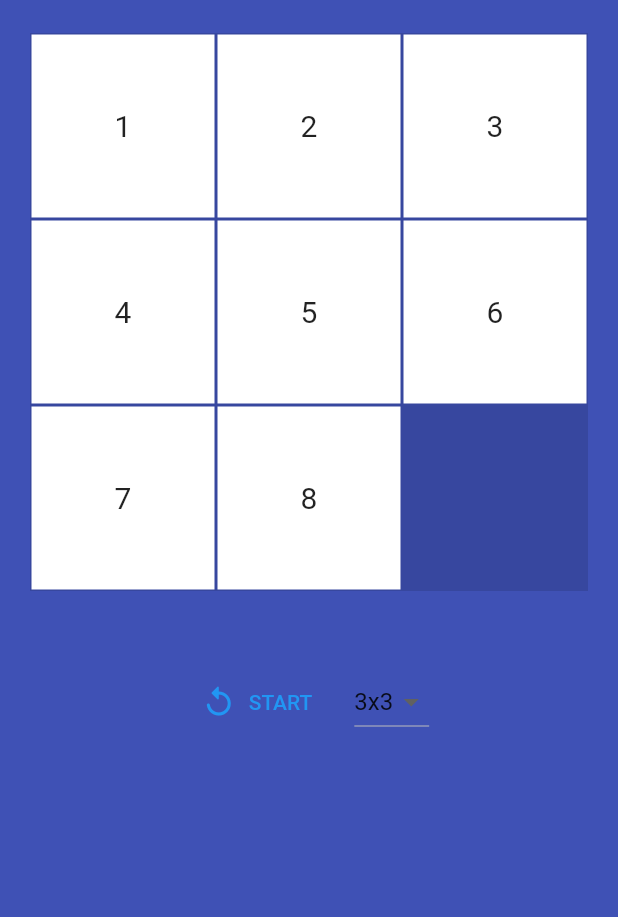
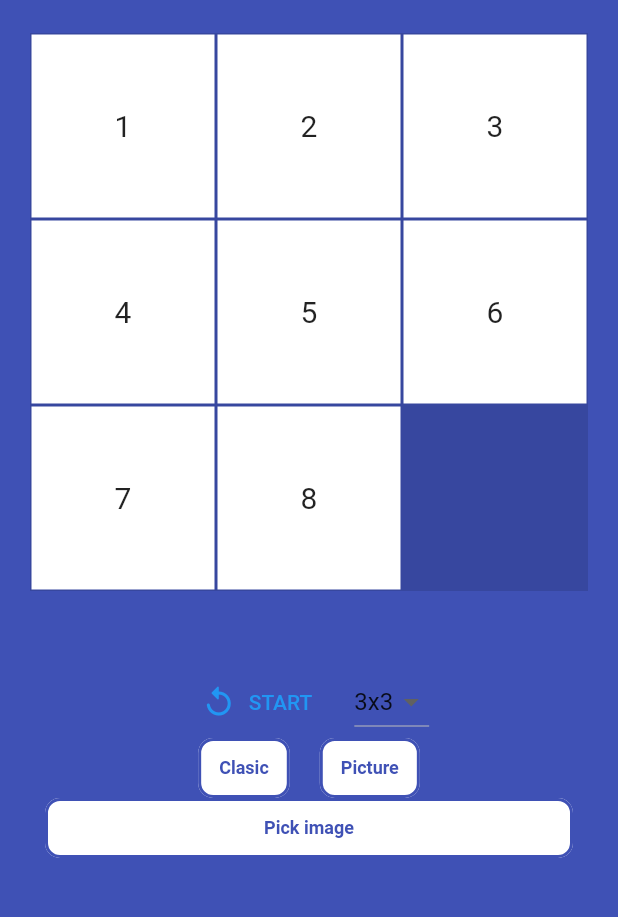
Before and after one commit to MichelVarela/flutter_puzzle_web, a Flutter app: the GameScreenSmall screen opened directly, on a phone screen of 412 x 824 dp, the part 33-950 px from its top. Run offline on Flutter 3.47's test engine with Material 2 defaults, Android fonts, the phone set to English and light mode, and no system bars; our stand-ins replace equatable, flutter_hooks, go_router, hooks_riverpod, image_picker, url_strategy.

```diff
--- a/lib/src/screens/game/game_screen_small.dart
+++ b/lib/src/screens/game/game_screen_small.dart
@@ -1,8 +1,4 @@
 import 'package:flutter/material.dart';
-import 'package:my_app/src/controllers/game_state.dart';
-import 'package:my_app/src/widgets/button_outlined.dart';
-import 'package:provider/provider.dart';
-import '../../controllers/game_controller.dart';
 import '../../widgets/game_buttons.dart';
 import '../../widgets/puzzle_interactor.dart';
 import '../../widgets/time_and_moves.dart';
@@ -12,30 +8,22 @@ class GameScreenSmall extends StatelessWidget {
 
   @override
   Widget build(BuildContext context) {
-    final controller = context.watch<GameController>();
-
     return Scaffold(
       backgroundColor: const Color.fromRGBO(63, 81, 181, 1),
       body: SafeArea(
         child: SingleChildScrollView(
           child: Column(
             mainAxisAlignment: MainAxisAlignment.center,
-            children: [
-              const TimeAndMoves(),
-              const Padding(
+            children: const [
+              TimeAndMoves(),
+              Padding(
                 padding: EdgeInsets.all(20.0),
                 child: AspectRatio(
                   aspectRatio: 1,
                   child: PuzzleInteractor(),
                 ),
               ),
-              const GameButtons(),
-              ButtonOutlined(
-                  name: 'Type-picture',
-                  onTap: () => controller.changeType(GameType.picture)),
-              ButtonOutlined(
-                  name: 'Type-clasic',
-                  onTap: () => controller.changeType(GameType.clasic))
+              GameButtons(),
             ],
           ),
         ),
--- /dev/null
+++ b/lib/src/utils/get_image.dart
@@ -0,0 +1,11 @@
+import 'package:flutter/material.dart';
+import 'package:image_picker/image_picker.dart';
+
+Future<void> getImage() async {
+  final ImagePicker picker = ImagePicker();
+  XFile? image = await picker.pickImage(source: ImageSource.gallery);
+
+  if (image == null) return;
+  final img = Image.memory(await image.readAsBytes());
+  print(img);
+}
--- a/lib/src/widgets/button_outlined.dart
+++ b/lib/src/widgets/button_outlined.dart
@@ -18,7 +18,7 @@ class ButtonOutlined extends StatelessWidget {
         fontSize: 12.0, fontWeight: FontWeight.bold, color: AppThemes.primary);
 
     return Material(
-      color: Colors.transparent,
+      color: Colors.white,
       borderRadius: BorderRadius.circular(10.0),
       child: InkWell(
         onTap: () => onTap(),
--- a/lib/src/widgets/game_buttons.dart
+++ b/lib/src/widgets/game_buttons.dart
@@ -3,6 +3,8 @@ import 'package:provider/provider.dart';
 
 import '../controllers/game_controller.dart';
 import '../controllers/game_state.dart';
+import '../utils/get_image.dart';
+import 'button_outlined.dart';
 
 class GameButtons extends StatelessWidget {
   const GameButtons({Key? key}) : super(key: key);
@@ -10,11 +12,13 @@ class GameButtons extends StatelessWidget {
   @override
   Widget build(BuildContext context) {
     final controller = context.watch<GameController>();
+    final state = controller.state;
 
-    final state = controller.state;
     return Padding(
       padding: const EdgeInsets.all(30.0),
-      child: Row(
+      child: Column(
+        children: [
+          Row(
             mainAxisAlignment: MainAxisAlignment.center,
             children: [
               TextButton.icon(
@@ -47,6 +51,21 @@ class GameButtons extends StatelessWidget {
                 ),
             ],
           ),
+          Row(
+            mainAxisAlignment: MainAxisAlignment.center,
+            children: [
+              ButtonOutlined(
+                  name: 'Clasic',
+                  onTap: () => controller.changeType(GameType.clasic)),
+              const SizedBox(width: 20.0),
+              ButtonOutlined(
+                  name: 'Picture',
+                  onTap: () => controller.changeType(GameType.picture)),
+            ],
+          ),
+          ButtonOutlined(name: 'Pick image', onTap: () => getImage()),
+        ],
+      ),
     );
   }
 }
--- a/pubspec.yaml
+++ b/pubspec.yaml
@@ -41,6 +41,9 @@ dependencies:
   hooks_riverpod: ^2.1.3
   equatable: ^2.0.5
   provider: ^6.0.5
+  image: ^4.0.12
+  image_picker: ^0.8.6+1
+  tuple: ^2.0.1
 
 dev_dependencies:
   flutter_test:
```
Also changed, not shown: lib/src/controllers/game_controller.dart (+9 -6 lines), lib/src/screens/game/game_screen.dart (+2 -27 lines), lib/src/widgets/show_winner_dialog.dart (added, +29 -0 lines), lib/src/utils/image_splitter.dart (added), pubspec.lock. Lines whose indentation alone changed are shown as unchanged.
